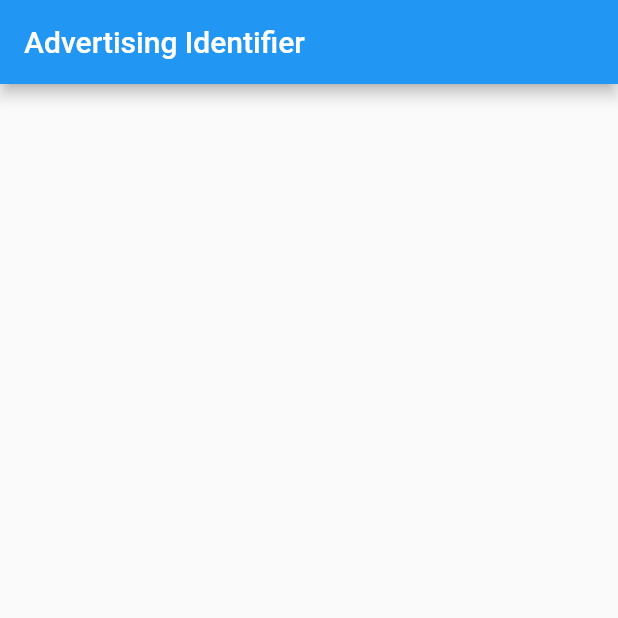
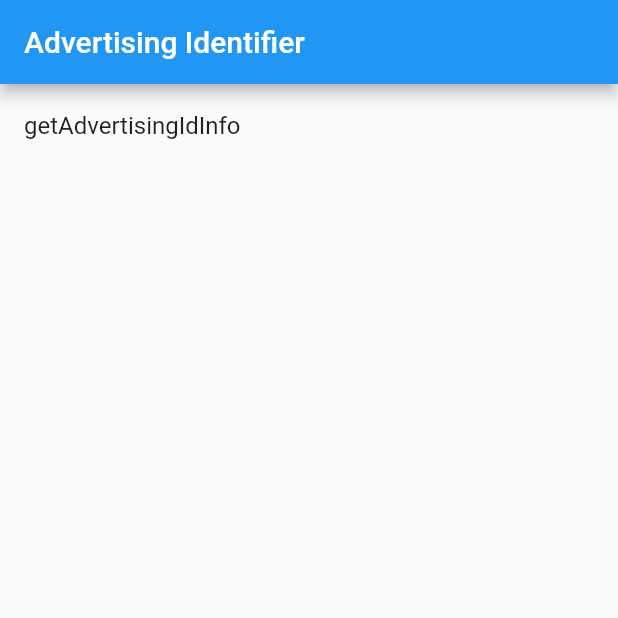
Before and after one commit to RxReader/advertising_identifier, a Flutter app: the screen it shows after launch, on a phone screen of 412 x 824 dp, the top half of it. Run offline on Flutter 3.47's test engine with Material 2 defaults, Android fonts, the phone set to English and light mode, and no system bars; generated files the repository leaves out were written again.

Commit message:
Flutter 部分 & Android 调试

```diff
--- a/example/lib/main.dart
+++ b/example/lib/main.dart
@@ -1,4 +1,4 @@
-import 'dart:async';
+import 'dart:convert';
 
 import 'package:advertising_identifier/advertising_identifier.dart';
 import 'package:flutter/material.dart';
@@ -14,7 +14,6 @@ class MyApp extends StatefulWidget {
 }
 
 class _MyAppState extends State<MyApp> {
-
   @override
   Widget build(BuildContext context) {
     return MaterialApp(
@@ -22,6 +21,21 @@ class _MyAppState extends State<MyApp> {
         appBar: AppBar(
           title: const Text('Advertising Identifier'),
         ),
+        body: ListView(
+          children: <Widget>[
+            ListTile(
+              title: const Text('getAdvertisingIdInfo'),
+              onTap: () async {
+                try {
+                  AdvertisingIdInfo info = await AdvertisingIdManager.getAdvertisingIdInfo();
+                  print(json.encode(info));
+                } on PlatformException catch (e) {
+                  print(e);
+                }
+              },
+            ),
+          ],
+        ),
       ),
     );
   }
--- /dev/null
+++ b/lib/src/advertising_id_manager.dart
@@ -0,0 +1,15 @@
+import 'dart:async';
+
+import 'package:advertising_identifier/src/model/advertising_id_info.dart';
+import 'package:flutter/services.dart';
+
+class AdvertisingIdManager {
+  const AdvertisingIdManager._();
+
+  static const MethodChannel _channel = MethodChannel('v7lin.github.io/advertising_identifier');
+
+  static Future<AdvertisingIdInfo> getAdvertisingIdInfo() async {
+    final Map<String, dynamic> resp = await _channel.invokeMapMethod<String, dynamic>('getAdvertisingIdInfo');
+    return AdvertisingIdInfo.fromJson(resp);
+  }
+}
--- /dev/null
+++ b/lib/src/model/advertising_id_info.dart
@@ -0,0 +1,41 @@
+import 'package:json_annotation/json_annotation.dart';
+
+part 'advertising_id_info.g.dart';
+
+enum AdTrackingAuthorizationStatus {
+  @JsonValue(0)
+  notDetermined,
+  @JsonValue(1)
+  restricted,
+  @JsonValue(2)
+  denied,
+  @JsonValue(3)
+  authorized
+}
+
+@JsonSerializable(
+  explicitToJson: true,
+  fieldRename: FieldRename.snake,
+)
+class AdvertisingIdInfo {
+  const AdvertisingIdInfo({
+    this.id,
+    this.isLimitAdTrackingEnabled,
+    this.authorizationStatus,
+  });
+
+  factory AdvertisingIdInfo.fromJson(Map<String, dynamic> json) =>
+      _$AdvertisingIdInfoFromJson(json);
+
+  /// advertising id (IDFA for iOS, GAID for Android)
+  final String id;
+
+  /// if user has limited Ad tracking or not.
+  final bool isLimitAdTrackingEnabled;
+
+  /// authorization status by users. (mainly for iOS14)
+  @JsonKey(defaultValue: AdTrackingAuthorizationStatus.notDetermined, unknownEnumValue: AdTrackingAuthorizationStatus.notDetermined)
+  final AdTrackingAuthorizationStatus authorizationStatus;
+
+  Map<String, dynamic> toJson() => _$AdvertisingIdInfoToJson(this);
+}
--- a/pubspec.yaml
+++ b/pubspec.yaml
@@ -12,11 +12,16 @@ dependencies:
   flutter:
     sdk: flutter
 
+  json_annotation: ^3.0.1
+
 dev_dependencies:
   flutter_test:
     sdk: flutter
 
   pedantic:
+
+  build_runner:
+  json_serializable: ^3.5.0
 
 # For information on the generic Dart part of this file, see the
 # following page: https://dart.dev/tools/pub/pubspec
```
Also changed, not shown: lib/advertising_identifier.dart (+3 -13 lines), example/pubspec.lock, lib/src/model/advertising_id_info.g.dart (added), pubspec.lock, 3 other files.
